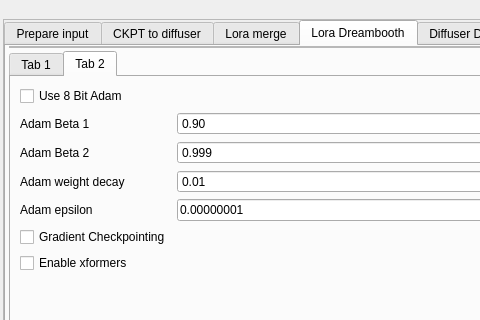
Qt form plugins/training/training.ui (XmYx/ainodes-pyside) before a commit; both pictures show x 0 to 480 and y 0 to 320 of the 722 by 906 pixel window.
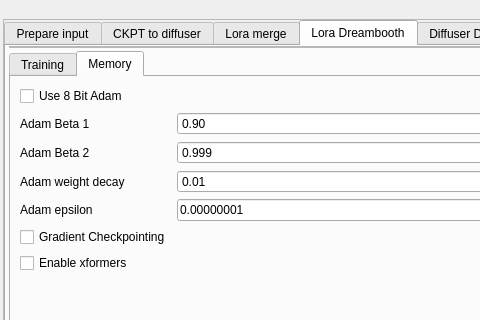
The same form after that commit. The open tabs and pages were chosen to show the change.

Commit message: less bugs, update dreambooth code to the latest version from huggingface diffusers

Diff of the .ui file:
```diff
--- a/plugins/training/training.ui
+++ b/plugins/training/training.ui
@@ -972,7 +972,7 @@
                  </property>
                  <widget class="QWidget" name="tab">
                   <attribute name="title">
-                   <string>Tab 1</string>
+                   <string>Training</string>
                   </attribute>
                   <layout class="QGridLayout" name="gridLayout_8">
                    <property name="leftMargin">
@@ -1672,7 +1672,7 @@
                  </widget>
                  <widget class="QWidget" name="tab_2">
                   <attribute name="title">
-                   <string>Tab 2</string>
+                   <string>Memory</string>
                   </attribute>
                   <layout class="QGridLayout" name="gridLayout_20">
                    <item row="4" column="0">
```
Left out of the diff: 4 changed lines with no effect on the pictures.
